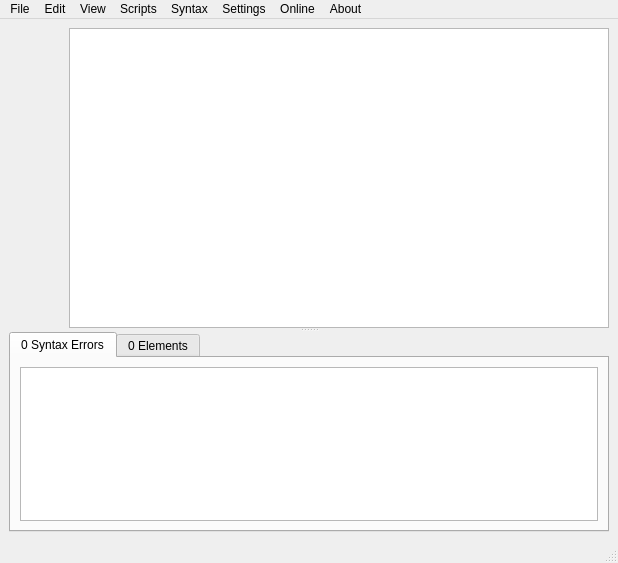
This is src/app/mainwindow.ui in tdauth/vjasside as Qt 5 draws it before an edit. The edited form follows.
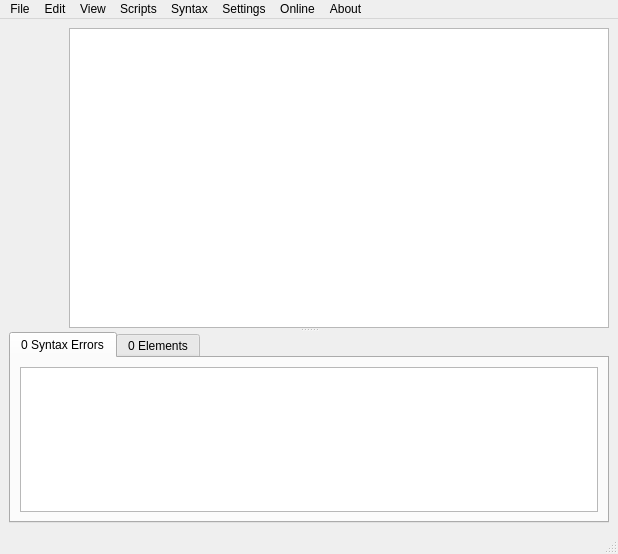
This is the edited form. The open tabs and pages were chosen to show the change. Custom widgets are drawn as their Qt base class.

The edit to the form file:
```diff
--- a/src/app/mainwindow.ui
+++ b/src/app/mainwindow.ui
@@ -72,7 +72,7 @@
        <property name="minimumSize">
         <size>
          <width>0</width>
-         <height>200</height>
+         <height>100</height>
         </size>
        </property>
        <property name="currentIndex">
```
Left out of the diff: 2 changed lines with no effect on the pictures.
